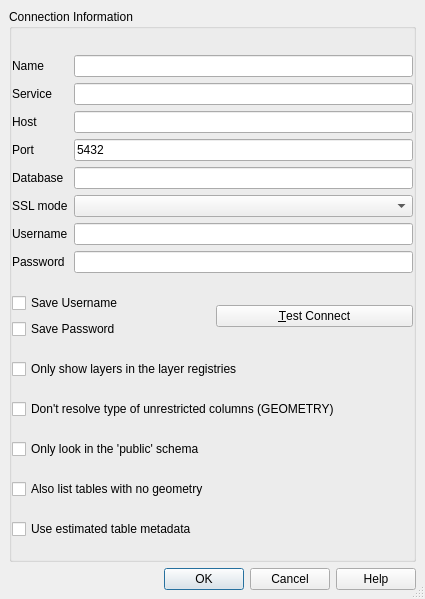
Above: src/ui/qgspgnewconnectionbase.ui from carsmie/QGIS before the change. Below: the same form after it.
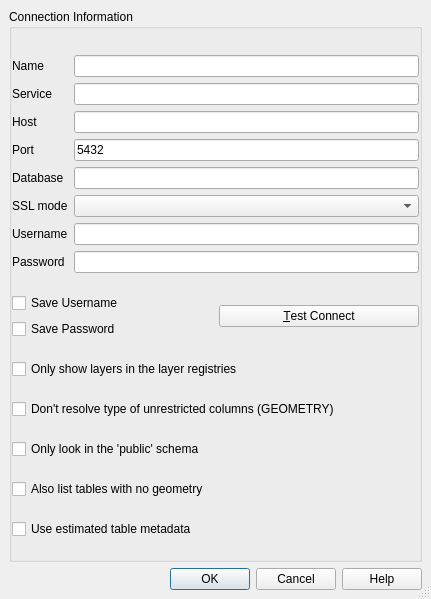
That is the form after the change.

Patch:
```diff
--- a/src/ui/qgspgnewconnectionbase.ui
+++ b/src/ui/qgspgnewconnectionbase.ui
@@ -6,7 +6,7 @@
    <rect>
     <x>0</x>
     <y>0</y>
-    <width>425</width>
+    <width>431</width>
     <height>599</height>
    </rect>
   </property>
```
Left out of the diff: 1 changed line with no effect on the pictures.
